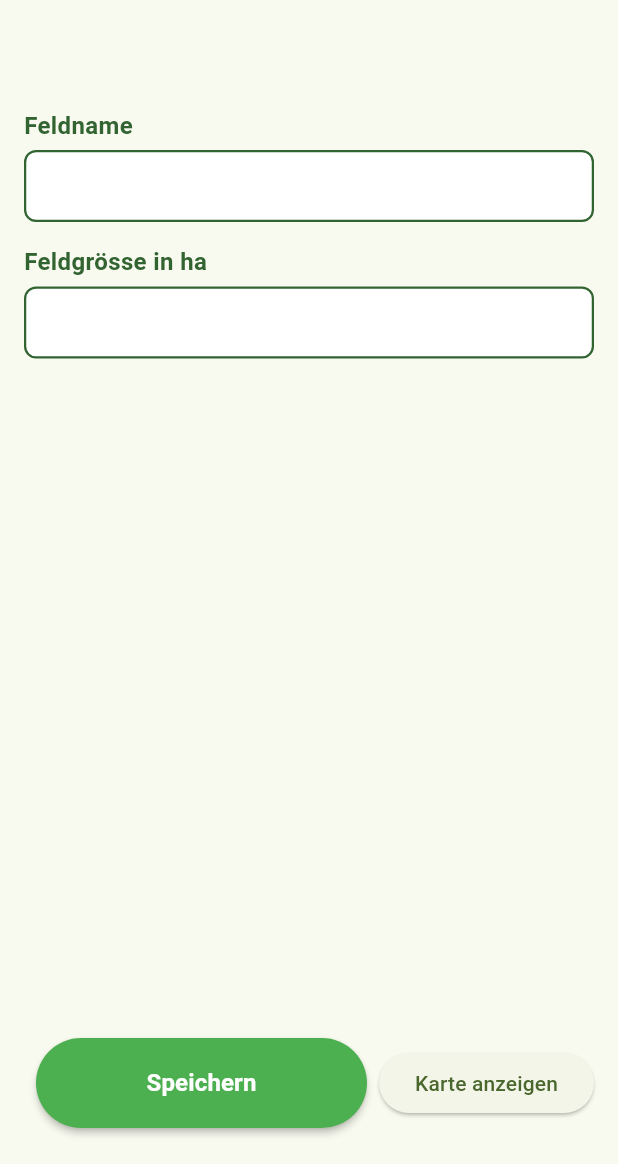
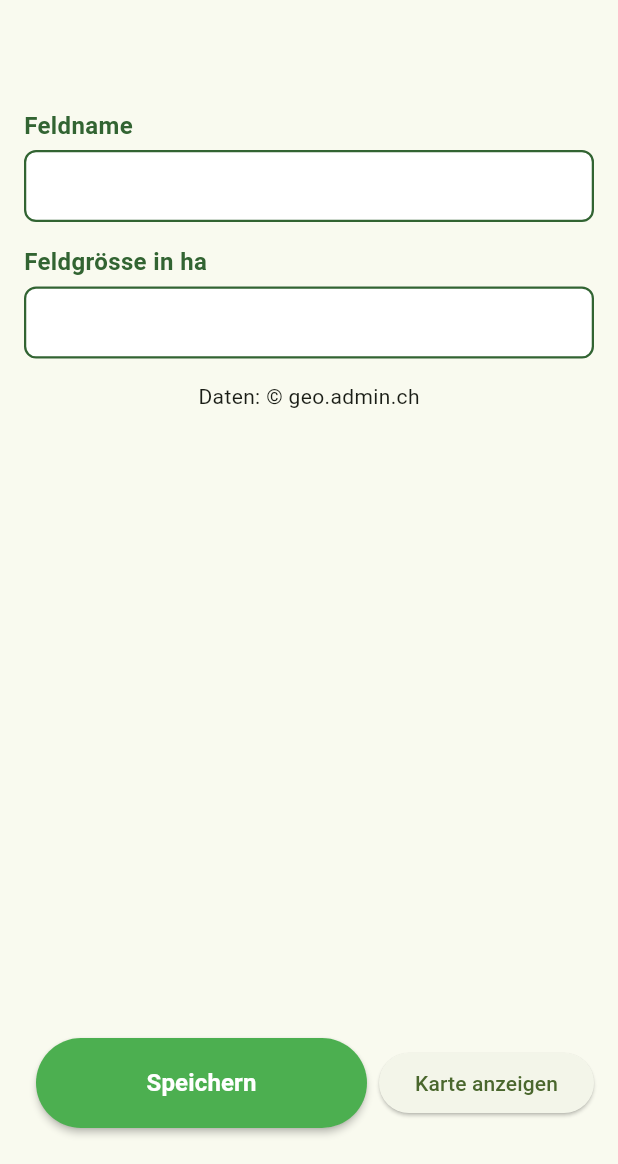
Before and after one commit to dibano/dibano-flutter, a Flutter app: the FieldEdit screen opened directly, on a phone screen of 412 x 824 dp, the part 72-1236 px from its top. Run offline on Flutter 3.47's test engine with Material 3 defaults, Android fonts, the phone set to English and light mode, and no system bars; our stand-ins replace flutter_map, latlong2, open_file, pdf, sqflite; accounts and stored records are empty; Roboto replaces fonts that are missing (Poppins).

Commit message:
added copyright geo admin

```diff
--- a/lib/ui/widgets/field_edit.dart
+++ b/lib/ui/widgets/field_edit.dart
@@ -105,6 +105,9 @@ class FieldEdit extends StatelessWidget {
                             keyboardType: TextInputType.number,
                             maxLine: 1,
                           ),
+                          Text(
+                            "Daten: © geo.admin.ch"
+                          )
                         ],
                       ),
                     ),
```
